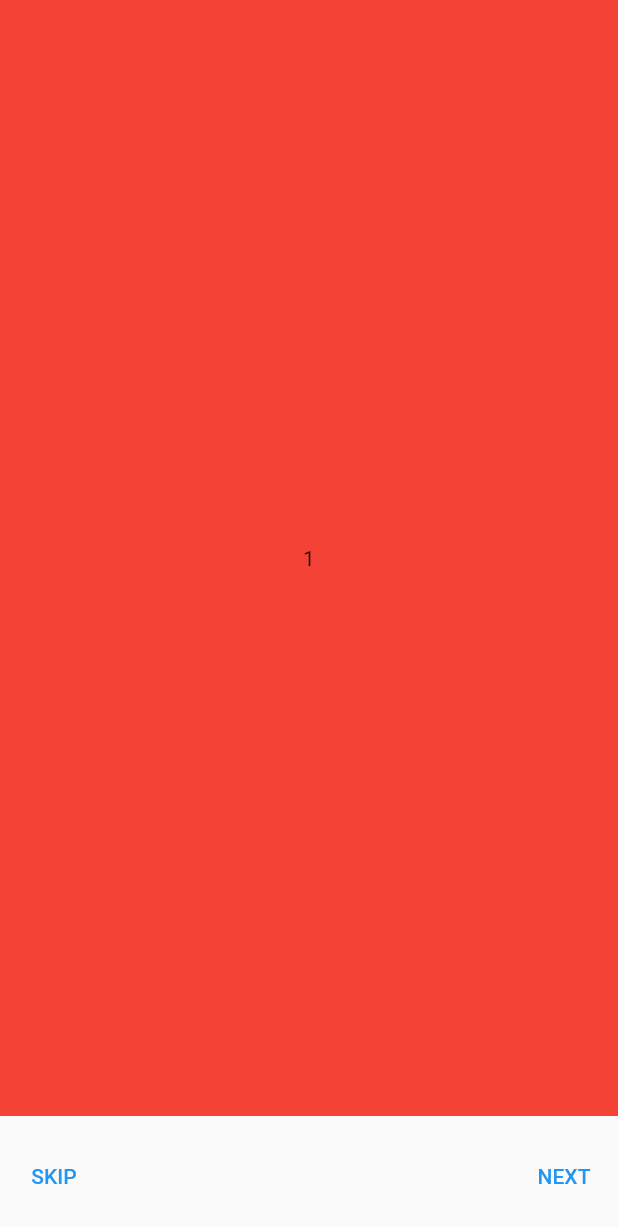
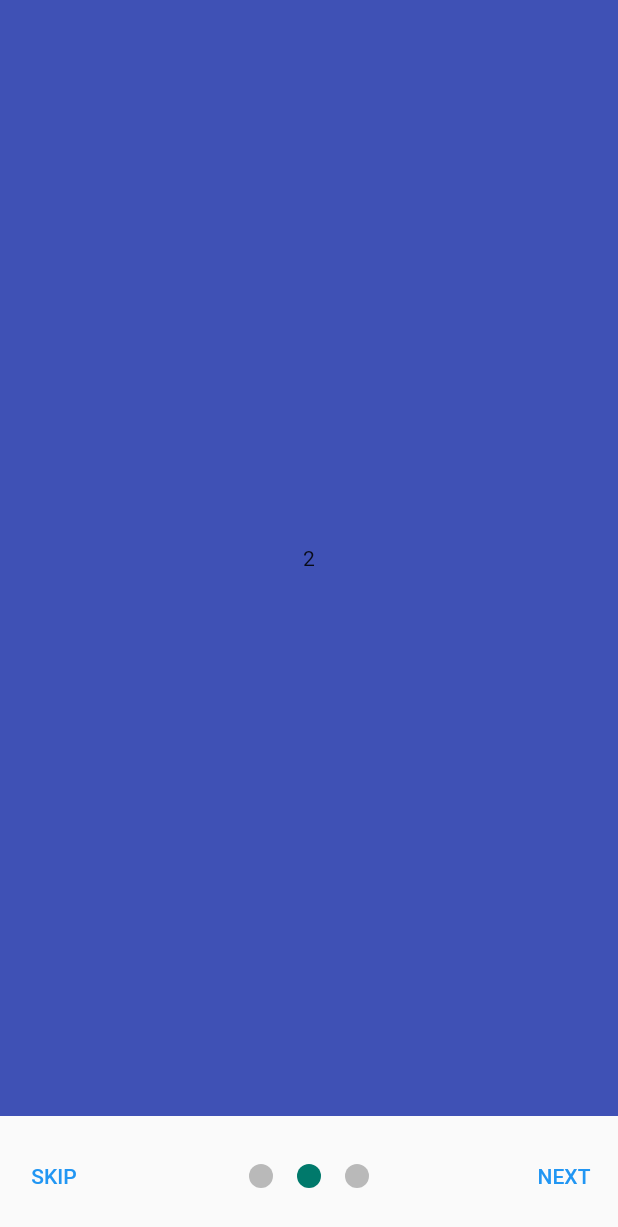
Before and after one commit to gulsenkeskin/onboarding, a Flutter app: the screen it shows after launch, after a tap on "NEXT", on a phone screen of 412 x 824 dp. Shown: the top 1227 px of the screen. Run offline on Flutter 3.47's test engine with Material 2 defaults, Android fonts, the phone set to English and light mode, and no system bars; drawn by our look-alikes of smooth_page_indicator.

Commit message:
smoth page indicator ve controller ile sayfa geçişi

```diff
--- a/lib/onboarding.dart
+++ b/lib/onboarding.dart
@@ -1,4 +1,5 @@
 import 'package:flutter/material.dart';
+import 'package:smooth_page_indicator/smooth_page_indicator.dart';
 
 class OnboardingPage extends StatefulWidget {
   const OnboardingPage({Key? key}) : super(key: key);
@@ -49,8 +50,17 @@ class _OnboardingPageState extends State<OnboardingPage> {
           child: Row(
             mainAxisAlignment: MainAxisAlignment.spaceBetween,
             children: [
-              TextButton(onPressed: () {}, child: const Text('SKIP')),
-              TextButton(onPressed: () {}, child: const Text('NEXT'))
+              TextButton(onPressed: ()=> controller.previousPage(duration: const Duration(milliseconds: 500), curve: Curves.easeInOut), child: const Text('SKIP')),
+              Center(child: SmoothPageIndicator(
+                controller:controller,
+                count:3,
+                effect: WormEffect(
+                  spacing: 16,
+                  dotColor: Colors.black26,
+                  activeDotColor: Colors.teal.shade700
+                ),
+              ),),
+              TextButton(onPressed: ()=> controller.nextPage(duration: const Duration(milliseconds: 500), curve: Curves.easeInOut), child: const Text('NEXT'))
             ],
           ),
         ),
--- a/pubspec.yaml
+++ b/pubspec.yaml
@@ -36,6 +36,7 @@ dependencies:
   # The following adds the Cupertino Icons font to your application.
   # Use with the CupertinoIcons class for iOS style icons.
   cupertino_icons: ^1.0.2
+  smooth_page_indicator: ^1.0.0+2
 
 dev_dependencies:
   flutter_test:
```
Also changed, not shown: pubspec.lock, 1 other file.
